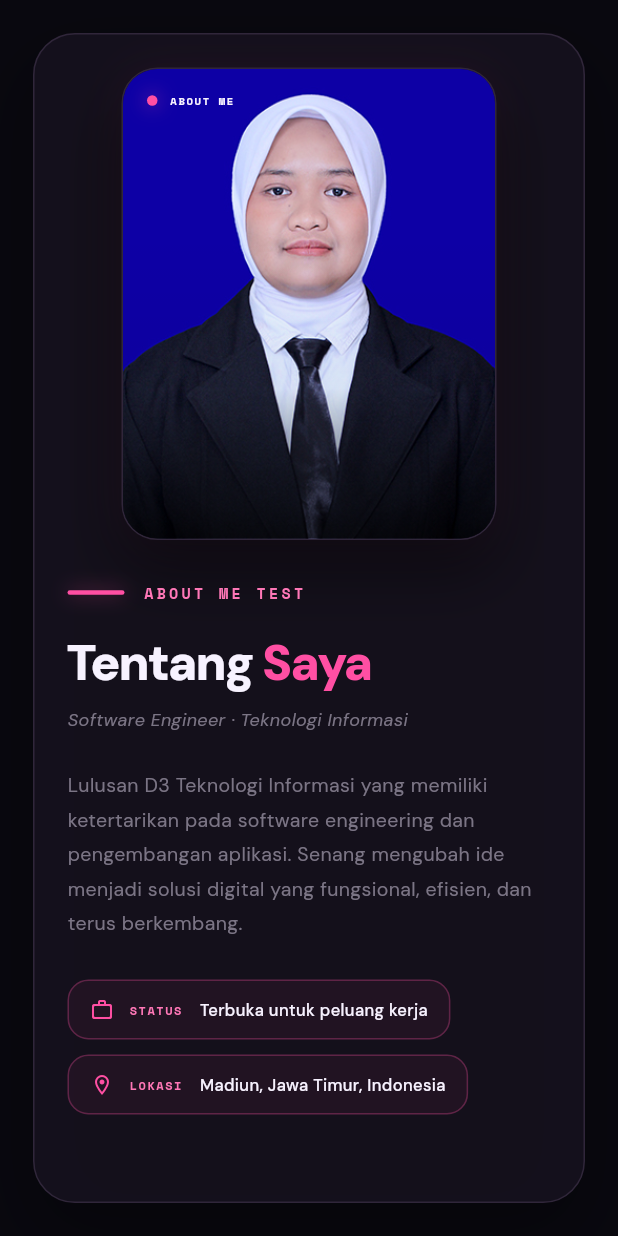
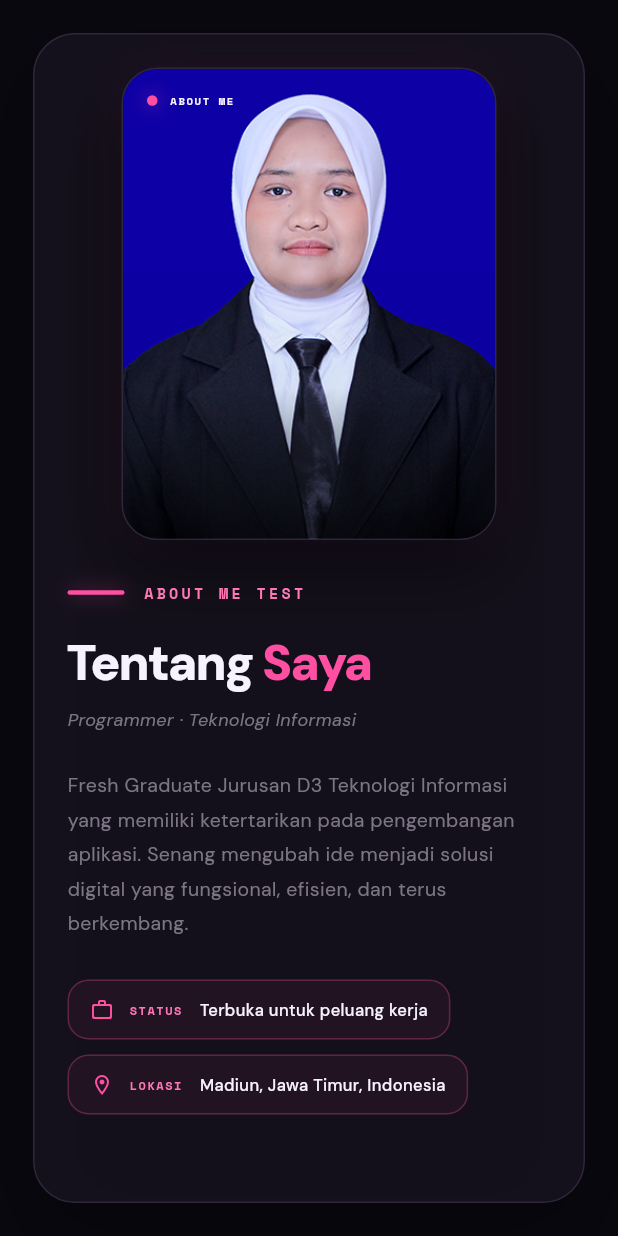
Before and after one commit to Anindyaput23/portofolioanindya, a Flutter app: the AboutSection widget shown alone on an empty page, opened directly, on a phone screen of 412 x 824 dp. Run offline on Flutter 3.47's test engine with Material 3 defaults, Android fonts, the phone set to English and light mode, and no system bars; our stand-ins replace audioplayers, cloud_firestore, firebase_auth, firebase_core, flutter_svg, google_fonts and 1 more; accounts and stored records are empty; network calls fail.

Commit message:
[FEAT] update from software engineering to programmer

```diff
--- a/lib/widgets/about_section.dart
+++ b/lib/widgets/about_section.dart
@@ -165,7 +165,7 @@ class _AboutSectionState extends State<AboutSection>
                 ? data!['aboutDescription']
                     .toString()
                     .trim()
-                : 'Lulusan D3 Teknologi Informasi yang memiliki ketertarikan pada software engineering dan pengembangan aplikasi. Senang mengubah ide menjadi solusi digital yang fungsional, efisien, dan terus berkembang.';
+                : 'Fresh Graduate Jurusan D3 Teknologi Informasi yang memiliki ketertarikan pada pengembangan aplikasi. Senang mengubah ide menjadi solusi digital yang fungsional, efisien, dan terus berkembang.';
 
         final String location =
             data?['location']
@@ -467,7 +467,7 @@ class _AboutSectionState extends State<AboutSection>
             ),
 
             Text(
-              'Software Engineer · Teknologi Informasi',
+              'Programmer · Teknologi Informasi',
               style:
                   GoogleFonts.dmSans(
                 color: kAboutMuted,
--- a/lib/widgets/hero_section.dart
+++ b/lib/widgets/hero_section.dart
@@ -62,7 +62,7 @@ class _HeroSectionState extends State<HeroSection>
   // ==========================================================
 
   static const String _typingText =
-      'SOFTWARE ENGINEER';
+      'PROGRAMMER';
 
   String _typedTitle = '';
   int _typingIndex = 0;
@@ -250,7 +250,7 @@ class _HeroSectionState extends State<HeroSection>
     );
 
     // ========================================================
-    // SOFTWARE ENGINEER
+    // PROGRAMMER
     // ========================================================
 
     _titleOpacity = CurvedAnimation(
@@ -528,7 +528,7 @@ class _HeroSectionState extends State<HeroSection>
         // ======================================================
 
         const String title =
-            'SOFTWARE ENGINEER';
+            'PROGRAMMER';
 
         final String description =
             data?['description']
@@ -832,7 +832,7 @@ class _HeroSectionState extends State<HeroSection>
         ),
 
         // ======================================================
-        // SOFTWARE ENGINEER
+        // PROGRAMMER
         // TYPEWRITER + PINK SHIMMER
         // ======================================================
 
```
